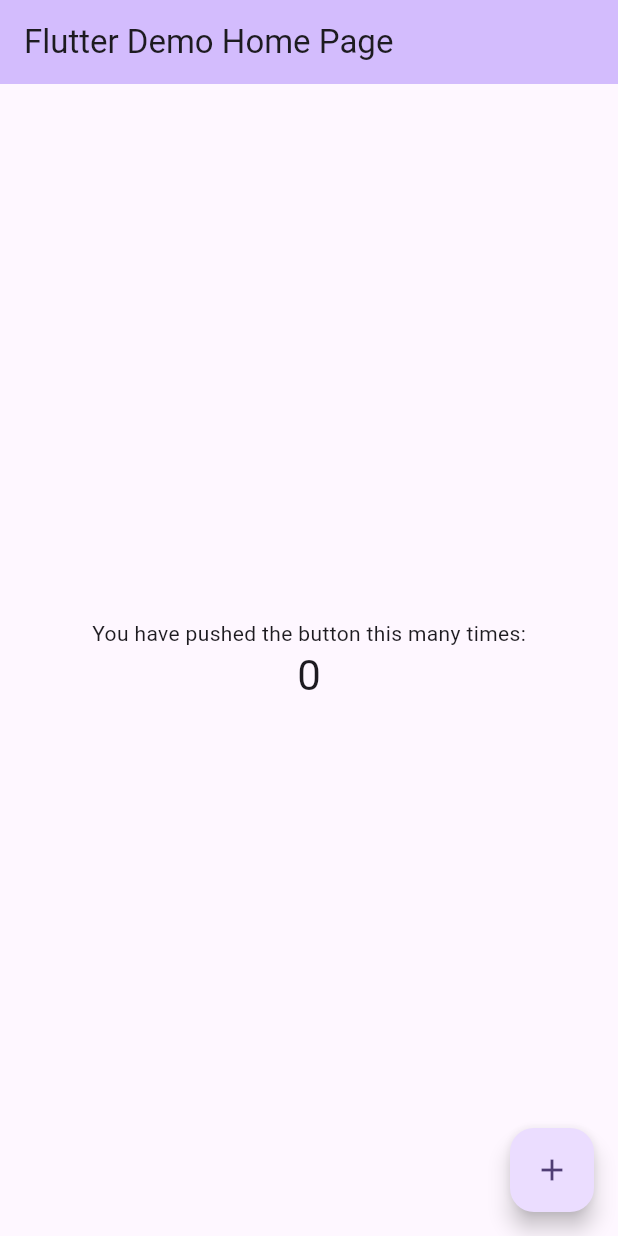
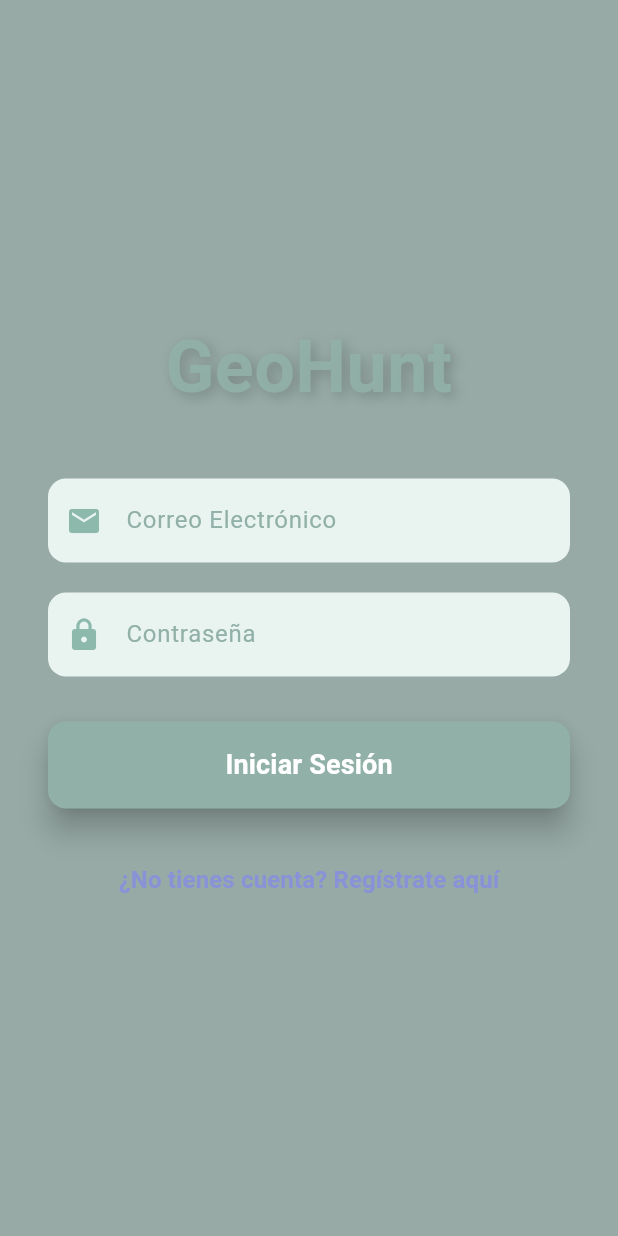
Before and after one commit to Rofriasbo/geohunt, a Flutter app: the screen it shows after launch, on a phone screen of 412 x 824 dp. Run offline on Flutter 3.47's test engine with Material 3 defaults, Android fonts, the phone set to English and light mode, and no system bars; our stand-ins replace cloud_firestore, firebase_auth, firebase_core; accounts and stored records are empty.

Commit message:
login y registro al 50%
ya funcionan solo falta diferenciar usuario normal de admin

```diff
--- a/lib/base.dart
+++ b/lib/base.dart
@@ -21,7 +21,6 @@ class DatabaseService {
     try {
       final doc = await _db.collection(_userCollection).doc(uid).get();
       if (doc.exists && doc.data() != null) {
-        // ERROR SOLUCIONADO: Se asegura el punto y coma y la sintaxis correcta.
         return UserModel.fromMap(doc.data()!, doc.id);
       }
       return null;
@@ -136,7 +135,7 @@ class DatabaseService {
     final userRef = _db.collection(_userCollection).doc(userUid);
 
     await userRef.update({
-      'foundTreasures': FieldValue.arrayUnion([treasureId]),
+      'foundTr easures': FieldValue.arrayUnion([treasureId]),
     });
   }
 
--- /dev/null
+++ b/lib/login.dart
@@ -0,0 +1,205 @@
+import 'package:flutter/material.dart';
+import 'package:firebase_auth/firebase_auth.dart';
+import 'package:cloud_firestore/cloud_firestore.dart';
+import 'registro.dart';
+import 'pagina.dart'; // Asegúrate de tener este archivo con la clase WelcomeScreen
+import 'user.dart'; // CORREGIDO: Importa el archivo correcto (plural)
+
+class Login extends StatefulWidget {
+  const Login({super.key});
+
+  @override
+  State<Login> createState() => _LoginState();
+}
+
+class _LoginState extends State<Login> {
+  // Colores de la paleta
+  static const Color primaryColor = Color(0xFF91B1A8);
+  static const Color backgroundColor = Color(0xFF97AAA6);
+  static const Color inputBgColor = Color(0xFFE9F3F0);
+  static const Color accentColor = Color(0xFF8CB9AC);
+  static const Color secondaryColor = Color(0xFF8992D7);
+
+  final FirebaseAuth _auth = FirebaseAuth.instance;
+  final FirebaseFirestore _firestore = FirebaseFirestore.instance;
+
+  final TextEditingController _emailController = TextEditingController();
+  final TextEditingController _passwordController = TextEditingController();
+
+  void _navigateToRegister() {
+    Navigator.of(context).push(
+      MaterialPageRoute(
+        builder: (context) => const Registro(),
+      ),
+    );
+  }
+
+  void _showSnackBar(String message) {
+    if (mounted) {
+      ScaffoldMessenger.of(context).showSnackBar(
+        SnackBar(content: Text(message)),
+      );
+    }
+  }
+
+  Future<void> _performLogin() async {
+    final String email = _emailController.text.trim();
+    final String password = _passwordController.text.trim();
+
+    if (email.isEmpty || password.isEmpty) {
+      _showSnackBar('Por favor, ingresa correo y contraseña.');
+      return;
+    }
+
+    try {
+      UserCredential userCredential = await _auth.signInWithEmailAndPassword(
+        email: email,
+        password: password,
+      );
+
+      final String uid = userCredential.user!.uid;
+
+      final docSnapshot = await _firestore.collection('users').doc(uid).get();
+      String username = 'Explorador';
+
+      if (docSnapshot.exists && docSnapshot.data() != null) {
+        // Aquí usamos UserModel del archivo users.dart
+        username = UserModel.fromMap(docSnapshot.data()!, docSnapshot.id).username;
+      }
+
+      if (mounted) {
+        Navigator.of(context).pushReplacement(
+          MaterialPageRoute(
+            // Asegúrate de que WelcomeScreen esté definida en pagina.dart
+            builder: (context) => WelcomeScreen(username: username),
+          ),
+        );
+      }
+
+    } on FirebaseAuthException catch (e) {
+      String errorMessage;
+
+      if (e.code == 'user-not-found' || e.code == 'wrong-password' || e.code == 'invalid-credential') {
+        errorMessage = 'Correo o contraseña incorrectos.';
+      } else if (e.code == 'invalid-email') {
+        errorMessage = 'El formato del correo electrónico es inválido.';
+      } else {
+        errorMessage = 'Error de inicio de sesión: ${e.message}';
+      }
+
+      _showSnackBar(errorMessage);
+    } catch (e) {
+      _showSnackBar('Ocurrió un error inesperado: $e');
+    }
+  }
+
+  @override
+  Widget build(BuildContext context) {
+    return Scaffold(
+      backgroundColor: backgroundColor,
+      body: Center(
+        child: SingleChildScrollView(
+          padding: const EdgeInsets.all(32.0),
+          child: Column(
+            mainAxisAlignment: MainAxisAlignment.center,
+            crossAxisAlignment: CrossAxisAlignment.stretch,
+            children: <Widget>[
+              // Título
+              Text(
+                'GeoHunt',
+                textAlign: TextAlign.center,
+                style: TextStyle(
+                  fontSize: 48,
+                  fontWeight: FontWeight.bold,
+                  color: primaryColor.withAlpha((255 * 0.9).round()),
+                  shadows: [
+                    Shadow(
+                      blurRadius: 10.0,
+                      color: Colors.black.withOpacity(0.2),
+                      offset: const Offset(3.0, 3.0),
+                    ),
+                  ],
+                ),
+              ),
+              const SizedBox(height: 40),
+
+              // Campo de Correo Electrónico
+              TextField(
+                controller: _emailController,
+                keyboardType: TextInputType.emailAddress,
+                decoration: InputDecoration(
+                  labelText: 'Correo Electrónico',
+                  labelStyle: const TextStyle(color: primaryColor),
+                  filled: true,
+                  fillColor: inputBgColor,
+                  prefixIcon: const Icon(Icons.email, color: accentColor),
+                  border: OutlineInputBorder(
+                    borderRadius: BorderRadius.circular(12),
+                    borderSide: BorderSide.none,
+                  ),
+                ),
+              ),
+              const SizedBox(height: 20),
+
+              // Campo de Contraseña
+              TextField(
+                controller: _passwordController,
+                obscureText: true,
+                decoration: InputDecoration(
+                  labelText: 'Contraseña',
+                  labelStyle: const TextStyle(color: primaryColor),
+                  filled: true,
+                  fillColor: inputBgColor,
+                  prefixIcon: const Icon(Icons.lock, color: accentColor),
+                  border: OutlineInputBorder(
+                    borderRadius: BorderRadius.circular(12),
+                    borderSide: BorderSide.none,
+                  ),
+                ),
+              ),
+              const SizedBox(height: 30),
+
+              // Opción 1: Botón de Iniciar Sesión
+              ElevatedButton(
+                onPressed: _performLogin,
+                style: ElevatedButton.styleFrom(
+                  backgroundColor: primaryColor,
+                  padding: const EdgeInsets.symmetric(vertical: 16),
+                  shape: RoundedRectangleBorder(
+                    borderRadius: BorderRadius.circular(12),
+                  ),
+                  elevation: 8,
+                ),
+                child: const Text(
+                  'Iniciar Sesión',
+                  style: TextStyle(
+                    fontSize: 18,
+                    fontWeight: FontWeight.bold,
+                    color: Colors.white,
+                  ),
+                ),
+              ),
+              const SizedBox(height: 20),
+
+              // Opción 2: Botón de Registrarse (navegación)
+              TextButton(
+                onPressed: _navigateToRegister,
+                style: TextButton.styleFrom(
+                  foregroundColor: secondaryColor,
+                  padding: const EdgeInsets.symmetric(vertical: 16),
+                ),
+                child: const Text(
+                  '¿No tienes cuenta? Regístrate aquí',
+                  style: TextStyle(
+                    fontSize: 16,
+                    fontWeight: FontWeight.bold,
+                  ),
+                ),
+              ),
+            ],
+          ),
+        ),
+      ),
+    );
+  }
+}
--- a/lib/main.dart
+++ b/lib/main.dart
@@ -1,124 +1,36 @@
-import 'package:flutter/material.dart';
 import 'package:flutter/material.dart';
 import 'package:firebase_core/firebase_core.dart';
-//
-void main() {
+import 'firebase_options.dart'; // Asegúrate de que este archivo exista (generado por FlutterFire)
+import 'login.dart';
+
+// 1. Convertimos el main en asíncrono para esperar a Firebase
+void main() async {
+  // 2. Aseguramos que los widgets estén listos antes de iniciar Firebase
+  WidgetsFlutterBinding.ensureInitialized();
+
+  // 3. Inicializamos Firebase usando las opciones de tu plataforma
+  await Firebase.initializeApp(
+    options: DefaultFirebaseOptions.currentPlatform,
+  );
+
+  // 4. Una vez inicializado, arrancamos la app
   runApp(const MyApp());
 }
 
 class MyApp extends StatelessWidget {
   const MyApp({super.key});
 
-  // This widget is the root of your application.
   @override
   Widget build(BuildContext context) {
     return MaterialApp(
-      title: 'Flutter Demo',
+      title: 'GeoHunt',
+      debugShowCheckedModeBanner: false, // Quita la etiqueta "DEBUG"
       theme: ThemeData(
-        // This is the theme of your application.
-        //
-        // TRY THIS: Try running your application with "flutter run". You'll see
-        // the application has a purple toolbar. Then, without quitting the app,
-        // try changing the seedColor in the colorScheme below to Colors.green
-        // and then invoke "hot reload" (save your changes or press the "hot
-        // reload" button in a Flutter-supported IDE, or press "r" if you used
-        // the command line to start the app).
-        //
-        // Notice that the counter didn't reset back to zero; the application
-        // state is not lost during the reload. To reset the state, use hot
-        // restart instead.
-        //
-        // This works for code too, not just values: Most code changes can be
-        // tested with just a hot reload.
-        colorScheme: ColorScheme.fromSeed(seedColor: Colors.deepPurple),
+        colorScheme: ColorScheme.fromSeed(seedColor: const Color(0xFF91B1A8)),
+        useMaterial3: true,
       ),
-      home: const MyHomePage(title: 'Flutter Demo Home Page'),
+      // 5. Aquí definimos que la pantalla de inicio es el Login
+      home: const Login(),
     );
   }
 }
-
-class MyHomePage extends StatefulWidget {
-  const MyHomePage({super.key, required this.title});
-
-  // This widget is the home page of your application. It is stateful, meaning
-  // that it has a State object (defined below) that contains fields that affect
-  // how it looks.
-
-  // This class is the configuration for the state. It holds the values (in this
-  // case the title) provided by the parent (in this case the App widget) and
-  // used by the build method of the State. Fields in a Widget subclass are
-  // always marked "final".
-
-  final String title;
-
-  @override
-  State<MyHomePage> createState() => _MyHomePageState();
-}
-
-class _MyHomePageState extends State<MyHomePage> {
-  int _counter = 0;
-
-  void _incrementCounter() {
-    setState(() {
-      // This call to setState tells the Flutter framework that something has
-      // changed in this State, which causes it to rerun the build method below
-      // so that the display can reflect the updated values. If we changed
-      // _counter without calling setState(), then the build method would not be
-      // called again, and so nothing would appear to happen.
-      _counter++;
-    });
-  }
-
-  @override
-  Widget build(BuildContext context) {
-    // This method is rerun every time setState is called, for instance as done
-    // by the _incrementCounter method above.
-    //
-    // The Flutter framework has been optimized to make rerunning build methods
-    // fast, so that you can just rebuild anything that needs updating rather
-    // than having to individually change instances of widgets.
-    return Scaffold(
-      appBar: AppBar(
-        // TRY THIS: Try changing the color here to a specific color (to
-        // Colors.amber, perhaps?) and trigger a hot reload to see the AppBar
-        // change color while the other colors stay the same.
-        backgroundColor: Theme.of(context).colorScheme.inversePrimary,
-        // Here we take the value from the MyHomePage object that was created by
-        // the App.build method, and use it to set our appbar title.
-        title: Text(widget.title),
-      ),
-      body: Center(
-        // Center is a layout widget. It takes a single child and positions it
-        // in the middle of the parent.
-        child: Column(
-          // Column is also a layout widget. It takes a list of children and
-          // arranges them vertically. By default, it sizes itself to fit its
-          // children horizontally, and tries to be as tall as its parent.
-          //
-          // Column has various properties to control how it sizes itself and
-          // how it positions its children. Here we use mainAxisAlignment to
-          // center the children vertically; the main axis here is the vertical
-          // axis because Columns are vertical (the cross axis would be
-          // horizontal).
-          //
-          // TRY THIS: Invoke "debug painting" (choose the "Toggle Debug Paint"
-          // action in the IDE, or press "p" in the console), to see the
-          // wireframe for each widget.
-          mainAxisAlignment: MainAxisAlignment.center,
-          children: <Widget>[
-            const Text('You have pushed the button this many times:'),
-            Text(
-              '$_counter',
-              style: Theme.of(context).textTheme.headlineMedium,
-            ),
-          ],
-        ),
-      ),
-      floatingActionButton: FloatingActionButton(
-        onPressed: _incrementCounter,
-        tooltip: 'Increment',
-        child: const Icon(Icons.add),
-      ), // This trailing comma makes auto-formatting nicer for build methods.
-    );
-  }
-}
--- a/lib/user.dart
+++ b/lib/user.dart
@@ -6,6 +6,7 @@ class UserModel {
   final String username;
   final int score;
   final List<String>? foundTreasures;
+  final String role; // Nuevo campo para el rol
 
   UserModel({
     required this.uid,
@@ -13,13 +14,13 @@ class UserModel {
     required this.username,
     this.score = 0,
     this.foundTreasures,
+    this.role = 'user', // Por defecto
   });
 
   factory UserModel.fromMap(Map<String, dynamic> data, String documentId) {
     final List<dynamic>? treasuresList = data['foundTreasures'];
 
     return UserModel(
-      // CORRECCIÓN: Usamos documentId (doc.id) como el UID del usuario
       uid: documentId,
       email: data['email'] ?? '',
       username: data['username'] ?? 'Explorador',
@@ -27,17 +28,17 @@ class UserModel {
       foundTreasures: treasuresList != null
           ? List<String>.from(treasuresList)
           : null,
+      role: data['role'] ?? 'user',
     );
   }
 
-  // Método para convertir el objeto UserModel a un mapa para Firestore
   Map<String, dynamic> toJson() {
     return {
-      // El UID no se incluye aquí porque se usa como ID del documento
       'email': email,
       'username': username,
       'score': score,
       'foundTreasures': foundTreasures ?? [],
+      'role': role,
     };
   }
 }
```
Also changed, not shown: lib/pagina.dart (added, +89 -0 lines), lib/registro.dart (added, +196 -0 lines).
